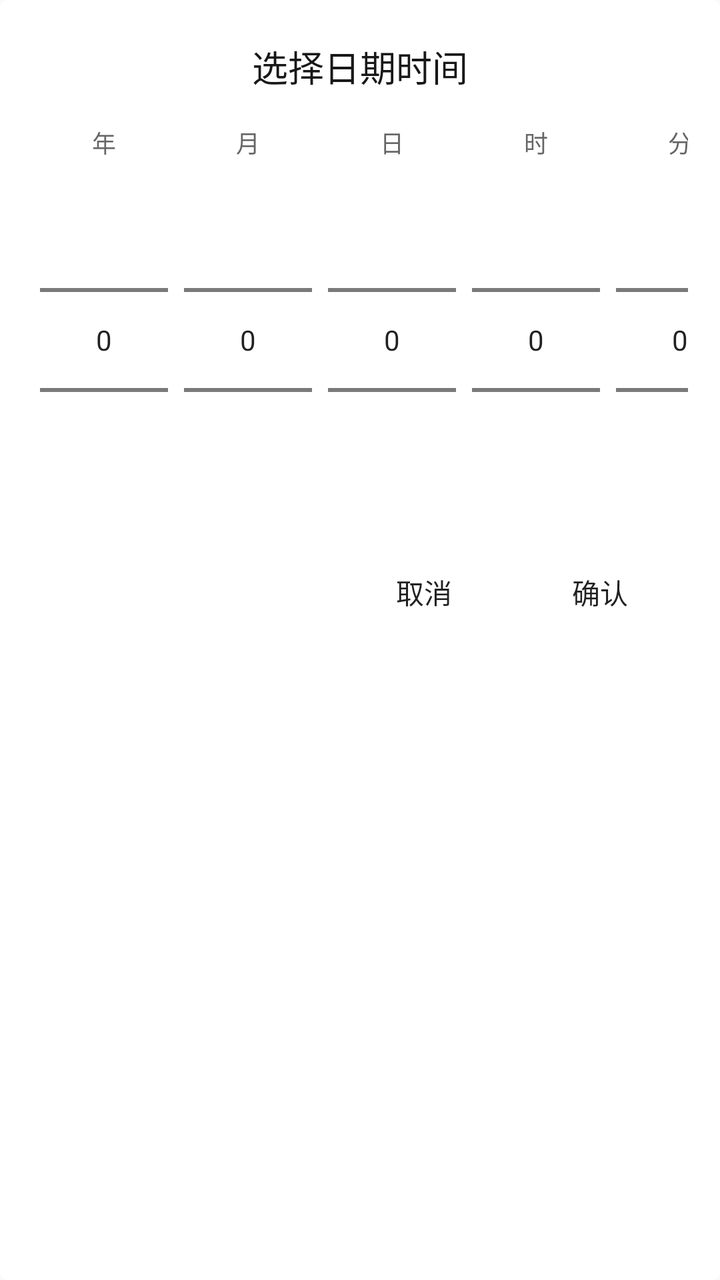
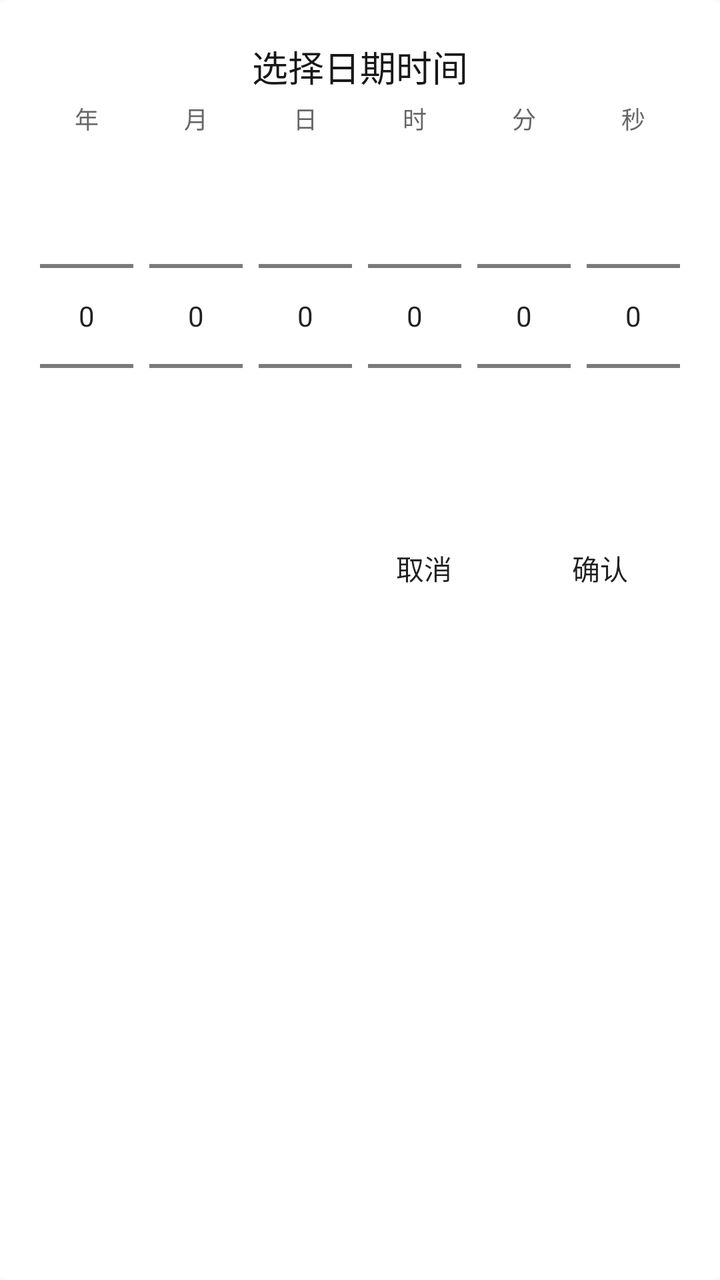

An Android layout rendered at two revisions. The XML below is the earlier revision; the diff shows what the commit changed to produce the second picture.
<!-- AndroidManifest.xml: application theme AppTheme -->
<!-- res/layout/dialog_datetime_picker.xml -->
<?xml version="1.0" encoding="utf-8"?>
<LinearLayout xmlns:android="http://schemas.android.com/apk/res/android"
    android:layout_width="match_parent"
    android:layout_height="wrap_content"
    android:background="@drawable/loading_view_bg"
    android:orientation="vertical"
    android:paddingStart="16dp"
    android:paddingTop="20dp"
    android:paddingEnd="16dp"
    android:paddingBottom="16dp">

    <TextView
        android:layout_width="match_parent"
        android:layout_height="wrap_content"
        android:gravity="center"
        android:text="@string/datetime_picker_title"
        android:textColor="#181818"
        android:textSize="18sp" />

    <HorizontalScrollView
        android:layout_width="match_parent"
        android:layout_height="wrap_content"
        android:layout_marginTop="12dp"
        android:fillViewport="true"
        android:scrollbars="none">

        <LinearLayout
            android:layout_width="wrap_content"
            android:layout_height="wrap_content"
            android:gravity="center_vertical"
            android:orientation="horizontal"
            android:paddingTop="4dp"
            android:paddingBottom="4dp">

            <LinearLayout
                android:layout_width="wrap_content"
                android:layout_height="wrap_content"
                android:gravity="center_horizontal"
                android:orientation="vertical"
                android:paddingStart="4dp"
                android:paddingEnd="4dp">

                <TextView
                    android:layout_width="wrap_content"
                    android:layout_height="wrap_content"
                    android:text="@string/label_year"
                    android:textColor="#666666"
                    android:textSize="12sp" />

                <NumberPicker
                    android:id="@+id/np_year"
                    android:layout_width="wrap_content"
                    android:layout_height="wrap_content" />
            </LinearLayout>

            <LinearLayout
                android:layout_width="wrap_content"
                android:layout_height="wrap_content"
                android:gravity="center_horizontal"
                android:orientation="vertical"
                android:paddingStart="4dp"
                android:paddingEnd="4dp">

                <TextView
                    android:layout_width="wrap_content"
                    android:layout_height="wrap_content"
                    android:text="@string/label_month"
                    android:textColor="#666666"
                    android:textSize="12sp" />

                <NumberPicker
                    android:id="@+id/np_month"
                    android:layout_width="wrap_content"
                    android:layout_height="wrap_content" />
            </LinearLayout>

            <LinearLayout
                android:layout_width="wrap_content"
                android:layout_height="wrap_content"
                android:gravity="center_horizontal"
                android:orientation="vertical"
                android:paddingStart="4dp"
                android:paddingEnd="4dp">

                <TextView
                    android:layout_width="wrap_content"
                    android:layout_height="wrap_content"
                    android:text="@string/label_day"
                    android:textColor="#666666"
                    android:textSize="12sp" />

                <NumberPicker
                    android:id="@+id/np_day"
                    android:layout_width="wrap_content"
                    android:layout_height="wrap_content" />
            </LinearLayout>

            <LinearLayout
                android:layout_width="wrap_content"
                android:layout_height="wrap_content"
                android:gravity="center_horizontal"
                android:orientation="vertical"
                android:paddingStart="4dp"
                android:paddingEnd="4dp">

                <TextView
                    android:layout_width="wrap_content"
                    android:layout_height="wrap_content"
                    android:text="@string/label_hour"
                    android:textColor="#666666"
                    android:textSize="12sp" />

                <NumberPicker
                    android:id="@+id/np_hour"
                    android:layout_width="wrap_content"
                    android:layout_height="wrap_content" />
            </LinearLayout>

            <LinearLayout
                android:layout_width="wrap_content"
                android:layout_height="wrap_content"
                android:gravity="center_horizontal"
                android:orientation="vertical"
                android:paddingStart="4dp"
                android:paddingEnd="4dp">

                <TextView
                    android:layout_width="wrap_content"
                    android:layout_height="wrap_content"
                    android:text="@string/label_minute"
                    android:textColor="#666666"
                    android:textSize="12sp" />

                <NumberPicker
                    android:id="@+id/np_minute"
                    android:layout_width="wrap_content"
                    android:layout_height="wrap_content" />
            </LinearLayout>

            <LinearLayout
                android:layout_width="wrap_content"
                android:layout_height="wrap_content"
                android:gravity="center_horizontal"
                android:orientation="vertical"
                android:paddingStart="4dp"
                android:paddingEnd="4dp">

                <TextView
                    android:layout_width="wrap_content"
                    android:layout_height="wrap_content"
                    android:text="@string/label_second"
                    android:textColor="#666666"
                    android:textSize="12sp" />

                <NumberPicker
                    android:id="@+id/np_second"
                    android:layout_width="wrap_content"
                    android:layout_height="wrap_content" />
            </LinearLayout>
        </LinearLayout>
    </HorizontalScrollView>

    <LinearLayout
        android:layout_width="match_parent"
        android:layout_height="48dp"
        android:layout_marginTop="8dp"
        android:gravity="end"
        android:orientation="horizontal">

        <Button
            android:id="@+id/btn_datetime_cancel"
            style="?android:attr/borderlessButtonStyle"
            android:layout_width="wrap_content"
            android:layout_height="match_parent"
            android:text="@string/cancel" />

        <Button
            android:id="@+id/btn_datetime_ok"
            style="?android:attr/borderlessButtonStyle"
            android:layout_width="wrap_content"
            android:layout_height="match_parent"
            android:text="@string/ok" />
    </LinearLayout>
</LinearLayout>
<!-- resources referenced by this layout -->
<resources>
  <!-- drawable loading_view_bg (drawable) -->
  <?xml version="1.0" encoding="utf-8"?>
  <shape xmlns:android="http://schemas.android.com/apk/res/android"
         android:shape="rectangle">
      
      
      
      
      
      <corners android:radius="4dip"/>
      
      <solid android:color="@color/white"/>
  </shape>
  <string name="cancel">取消</string>
  <string name="datetime_picker_title">选择日期时间</string>
  <string name="label_day">日</string>
  <string name="label_hour">时</string>
  <string name="label_minute">分</string>
  <string name="label_month">月</string>
  <string name="label_second">秒</string>
  <string name="label_year">年</string>
  <string name="ok">确认</string>
  <style name="AppTheme" parent="Theme.AppCompat.Light.DarkActionBar">
          
          <item name="colorPrimary">@color/colorPrimary</item>
          <item name="colorPrimaryDark">@color/colorPrimaryDark</item>
          <item name="colorAccent">@color/colorAccent</item>
      </style>
  <color name="colorPrimary">#6200EE</color>
  <color name="colorPrimaryDark">#3700B3</color>
  <color name="colorAccent">#DA0303</color>
</resources>

<!-- the commit's change to res/layout/dialog_datetime_picker.xml (unified diff, before → after) -->
@@ -17,148 +17,147 @@
         android:textColor="#181818"
         android:textSize="18sp" />
 
-    <HorizontalScrollView
+    <LinearLayout
         android:layout_width="match_parent"
         android:layout_height="wrap_content"
-        android:layout_marginTop="12dp"
-        android:fillViewport="true"
-        android:scrollbars="none">
+        android:gravity="center_vertical"
+        android:orientation="horizontal"
+        android:paddingTop="4dp"
+        android:paddingBottom="4dp">
 
         <LinearLayout
-            android:layout_width="wrap_content"
+            android:layout_width="0dp"
             android:layout_height="wrap_content"
-            android:gravity="center_vertical"
-            android:orientation="horizontal"
-            android:paddingTop="4dp"
-            android:paddingBottom="4dp">
+            android:layout_weight="1"
+            android:gravity="center_horizontal"
+            android:orientation="vertical"
+            android:paddingStart="4dp"
+            android:paddingEnd="4dp">
 
-            <LinearLayout
+            <TextView
                 android:layout_width="wrap_content"
                 android:layout_height="wrap_content"
-                android:gravity="center_horizontal"
-                android:orientation="vertical"
-                android:paddingStart="4dp"
-                android:paddingEnd="4dp">
+                android:text="@string/label_year"
+                android:textColor="#666666"
+                android:textSize="12sp" />
 
-                <TextView
-                    android:layout_width="wrap_content"
-                    android:layout_height="wrap_content"
-                    android:text="@string/label_year"
-                    android:textColor="#666666"
-                    android:textSize="12sp" />
+            <NumberPicker
+                android:id="@+id/np_year"
+                android:layout_width="match_parent"
+                android:layout_height="wrap_content" />
+        </LinearLayout>
 
-                <NumberPicker
-                    android:id="@+id/np_year"
-                    android:layout_width="wrap_content"
-                    android:layout_height="wrap_content" />
-            </LinearLayout>
+        <LinearLayout
+            android:layout_width="0dp"
+            android:layout_height="wrap_content"
+            android:layout_weight="1"
+            android:gravity="center_horizontal"
+            android:orientation="vertical"
+            android:paddingStart="4dp"
+            android:paddingEnd="4dp">
 
-            <LinearLayout
+            <TextView
                 android:layout_width="wrap_content"
                 android:layout_height="wrap_content"
-                android:gravity="center_horizontal"
-                android:orientation="vertical"
-                android:paddingStart="4dp"
-                android:paddingEnd="4dp">
+                android:text="@string/label_month"
+                android:textColor="#666666"
+                android:textSize="12sp" />
 
-                <TextView
-                    android:layout_width="wrap_content"
-                    android:layout_height="wrap_content"
-                    android:text="@string/label_month"
-                    android:textColor="#666666"
-                    android:textSize="12sp" />
+            <NumberPicker
+                android:id="@+id/np_month"
+                android:layout_width="match_parent"
+                android:layout_height="wrap_content" />
+        </LinearLayout>
 
-                <NumberPicker
-                    android:id="@+id/np_month"
-                    android:layout_width="wrap_content"
-                    android:layout_height="wrap_content" />
-            </LinearLayout>
+        <LinearLayout
+            android:layout_width="0dp"
+            android:layout_height="wrap_content"
+            android:layout_weight="1"
+            android:gravity="center_horizontal"
+            android:orientation="vertical"
+            android:paddingStart="4dp"
+            android:paddingEnd="4dp">
 
-            <LinearLayout
+            <TextView
                 android:layout_width="wrap_content"
                 android:layout_height="wrap_content"
-                android:gravity="center_horizontal"
-                android:orientation="vertical"
-                android:paddingStart="4dp"
-                android:paddingEnd="4dp">
+                android:text="@string/label_day"
+                android:textColor="#666666"
+                android:textSize="12sp" />
 
-                <TextView
-                    android:layout_width="wrap_content"
-                    android:layout_height="wrap_content"
-                    android:text="@string/label_day"
-                    android:textColor="#666666"
-                    android:textSize="12sp" />
+            <NumberPicker
+                android:id="@+id/np_day"
+                android:layout_width="match_parent"
+                android:layout_height="wrap_content" />
+        </LinearLayout>
 
-                <NumberPicker
-                    android:id="@+id/np_day"
-                    android:layout_width="wrap_content"
-                    android:layout_height="wrap_content" />
-            </LinearLayout>
+        <LinearLayout
+            android:layout_width="0dp"
+            android:layout_height="wrap_content"
+            android:layout_weight="1"
+            android:gravity="center_horizontal"
+            android:orientation="vertical"
+            android:paddingStart="4dp"
+            android:paddingEnd="4dp">
 
-            <LinearLayout
+            <TextView
                 android:layout_width="wrap_content"
                 android:layout_height="wrap_content"
-                android:gravity="center_horizontal"
-                android:orientation="vertical"
-                android:paddingStart="4dp"
-                android:paddingEnd="4dp">
+                android:text="@string/label_hour"
+                android:textColor="#666666"
+                android:textSize="12sp" />
 
-                <TextView
-                    android:layout_width="wrap_content"
-                    android:layout_height="wrap_content"
-                    android:text="@string/label_hour"
-                    android:textColor="#666666"
-                    android:textSize="12sp" />
+            <NumberPicker
+                android:id="@+id/np_hour"
+                android:layout_width="match_parent"
+                android:layout_height="wrap_content" />
+        </LinearLayout>
 
-                <NumberPicker
-                    android:id="@+id/np_hour"
-                    android:layout_width="wrap_content"
-                    android:layout_height="wrap_content" />
-            </LinearLayout>
+        <LinearLayout
+            android:layout_width="0dp"
+            android:layout_height="wrap_content"
+            android:layout_weight="1"
+            android:gravity="center_horizontal"
+            android:orientation="vertical"
+            android:paddingStart="4dp"
+            android:paddingEnd="4dp">
 
-            <LinearLayout
+            <TextView
                 android:layout_width="wrap_content"
                 android:layout_height="wrap_content"
-                android:gravity="center_horizontal"
-                android:orientation="vertical"
-                android:paddingStart="4dp"
-                android:paddingEnd="4dp">
+                android:text="@string/label_minute"
+                android:textColor="#666666"
+                android:textSize="12sp" />
 
-                <TextView
-                    android:layout_width="wrap_content"
-                    android:layout_height="wrap_content"
-                    android:text="@string/label_minute"
-                    android:textColor="#666666"
-                    android:textSize="12sp" />
+            <NumberPicker
+                android:id="@+id/np_minute"
+                android:layout_width="match_parent"
+                android:layout_height="wrap_content" />
+        </LinearLayout>
 
-                <NumberPicker
-                    android:id="@+id/np_minute"
-                    android:layout_width="wrap_content"
-                    android:layout_height="wrap_content" />
-            </LinearLayout>
+        <LinearLayout
+            android:layout_width="0dp"
+            android:layout_height="wrap_content"
+            android:layout_weight="1"
+            android:gravity="center_horizontal"
+            android:orientation="vertical"
+            android:paddingStart="4dp"
+            android:paddingEnd="4dp">
 
-            <LinearLayout
+            <TextView
                 android:layout_width="wrap_content"
                 android:layout_height="wrap_content"
-                android:gravity="center_horizontal"
-                android:orientation="vertical"
-                android:paddingStart="4dp"
-                android:paddingEnd="4dp">
+                android:text="@string/label_second"
+                android:textColor="#666666"
+                android:textSize="12sp" />
 
-                <TextView
-                    android:layout_width="wrap_content"
-                    android:layout_height="wrap_content"
-                    android:text="@string/label_second"
-                    android:textColor="#666666"
-                    android:textSize="12sp" />
+            <NumberPicker
+                android:id="@+id/np_second"
+                android:layout_width="match_parent"
+                android:layout_height="wrap_content" />
+        </LinearLayout>
+    </LinearLayout>
 
-                <NumberPicker
-                    android:id="@+id/np_second"
-                    android:layout_width="wrap_content"
-                    android:layout_height="wrap_content" />
-            </LinearLayout>
-        </LinearLayout>
-    </HorizontalScrollView>
 
     <LinearLayout
         android:layout_width="match_parent"
